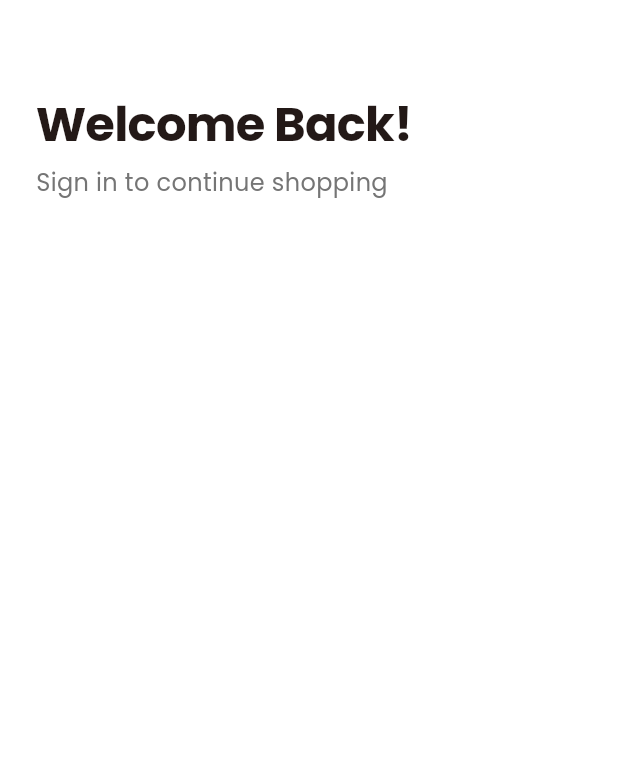
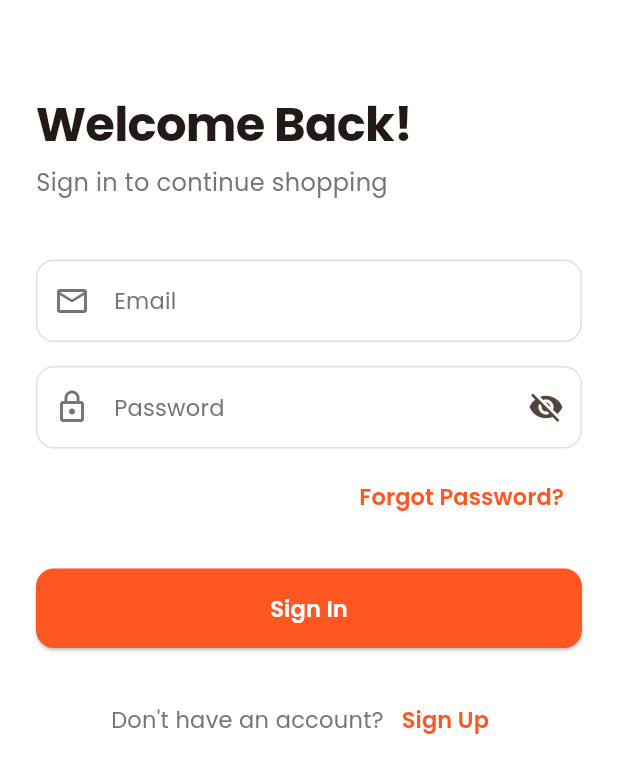
Before and after one commit to Shadrach01/ecommerce_app, a Flutter app: the SigninScreen screen opened directly, on a phone screen of 412 x 824 dp. Shown: the top 773 px of the screen. Run offline on Flutter 3.47's test engine with Material 3 defaults, Android fonts, the phone set to English and light mode, and no system bars; our stand-ins replace get, get_storage, google_fonts; accounts and stored records are empty.

Commit message:
Done with sign in screen

```diff
--- a/lib/view/onboarding_screen.dart
+++ b/lib/view/onboarding_screen.dart
@@ -44,7 +44,7 @@ class _OnboardingScreenState
     final AuthController authController =
         Get.find<AuthController>();
     authController.setFirstTimeDone();
-    Get.off(() => const SigninScreen());
+    Get.off(() => SigninScreen());
   }
 
   @override
--- /dev/null
+++ b/lib/view/sign_up_screen.dart
@@ -0,0 +1,10 @@
+import 'package:flutter/material.dart';
+
+class SignUpScreen extends StatelessWidget {
+  const SignUpScreen({super.key});
+
+  @override
+  Widget build(BuildContext context) {
+    return const Placeholder();
+  }
+}
--- a/lib/view/signin_screen.dart
+++ b/lib/view/signin_screen.dart
@@ -1,8 +1,18 @@
+import 'package:ecommerce_app/controllers/auth_controller.dart';
 import 'package:ecommerce_app/utils/app_textstyles.dart';
+import 'package:ecommerce_app/view/main_screen.dart';
+import 'package:ecommerce_app/view/sign_up_screen.dart';
+import 'package:ecommerce_app/view/widgets/custom_textfield.dart';
 import 'package:flutter/material.dart';
+import 'package:get/get.dart';
 
 class SigninScreen extends StatelessWidget {
-  const SigninScreen({super.key});
+  SigninScreen({super.key});
+
+  final TextEditingController _emailController =
+      TextEditingController();
+  final TextEditingController _passwordController =
+      TextEditingController();
 
   @override
   Widget build(BuildContext context) {
@@ -41,10 +51,128 @@ class SigninScreen extends StatelessWidget {
               const SizedBox(height: 40),
 
               // email textfield
+              CustomTextfield(
+                label: 'Email',
+                prefixicon: Icons.email_outlined,
+                keyboardType: TextInputType.emailAddress,
+                controller: _emailController,
+                validator: (value) {
+                  if (value == null || value.isEmpty) {
+                    return 'Please enter your email';
+                  }
+
+                  if (!GetUtils.isEmail(value)) {
+                    return 'Please enter a valid email';
+                  }
+                  return null;
+                },
+              ),
+
+              const SizedBox(height: 16),
+
+              // password textfield
+              CustomTextfield(
+                label: 'Password',
+                prefixicon: Icons.lock_outline,
+                keyboardType: TextInputType.visiblePassword,
+                isPassword: true,
+                controller: _passwordController,
+                validator: (value) {
+                  if (value == null || value.isEmpty) {
+                    return 'Please enter your password';
+                  }
+
+                  return null;
+                },
+              ),
+
+              const SizedBox(height: 8),
+
+              // forgot password textbuton
+              Align(
+                alignment: Alignment.centerRight,
+                child: TextButton(
+                  onPressed: () {},
+                  child: Text(
+                    'Forgot Password?',
+                    style: AppTextStyles.withColor(
+                      AppTextStyles.buttonMedium,
+                      Theme.of(context).primaryColor,
+                    ),
+                  ),
+                ),
+              ),
+
+              const SizedBox(height: 24),
+
+              // sign in button
+              SizedBox(
+                width: double.infinity,
+                child: ElevatedButton(
+                  onPressed: _handleSignIn,
+                  style: ElevatedButton.styleFrom(
+                    backgroundColor: Theme.of(
+                      context,
+                    ).primaryColor,
+                    padding: const EdgeInsets.symmetric(
+                      vertical: 16,
+                    ),
+                    shape: RoundedRectangleBorder(
+                      borderRadius: BorderRadius.circular(
+                        12,
+                      ),
+                    ),
+                  ),
+                  child: Text(
+                    'Sign In',
+                    style: AppTextStyles.withColor(
+                      AppTextStyles.buttonMedium,
+                      Colors.white,
+                    ),
+                  ),
+                ),
+              ),
+
+              const SizedBox(height: 24),
+
+              // sign up button
+              Row(
+                mainAxisAlignment: MainAxisAlignment.center,
+                children: [
+                  Text(
+                    "Don't have an account?",
+                    style: AppTextStyles.withColor(
+                      AppTextStyles.bodyMedium,
+                      isDark
+                          ? Colors.grey[400]!
+                          : Colors.grey[600]!,
+                    ),
+                  ),
+                  TextButton(
+                    onPressed: () =>
+                        Get.to(() => const SignUpScreen()),
+                    child: Text(
+                      'Sign Up',
+                      style: AppTextStyles.withColor(
+                        AppTextStyles.buttonMedium,
+                        Theme.of(context).primaryColor,
+                      ),
+                    ),
+                  ),
+                ],
+              ),
             ],
           ),
         ),
       ),
     );
   }
+
+  // sing in button onpressed
+  void _handleSignIn() {
+    final AuthController authController =
+        Get.find<AuthController>();
+    authController.login();
+    Get.offAll(() => const MainScreen());
+  }
 }
--- /dev/null
+++ b/lib/view/widgets/custom_textfield.dart
@@ -0,0 +1,116 @@
+import 'package:ecommerce_app/utils/app_textstyles.dart';
+import 'package:flutter/material.dart';
+
+class CustomTextfield extends StatefulWidget {
+  final String label;
+  final IconData prefixicon;
+  final TextInputType keyboardType;
+  final bool isPassword;
+  final TextEditingController? controller;
+  final String? Function(String?)? validator;
+  final void Function(String)? onChanged;
+
+  const CustomTextfield({
+    super.key,
+    required this.label,
+    required this.prefixicon,
+    this.keyboardType = TextInputType.text,
+    this.isPassword = false,
+    this.controller,
+    this.validator,
+    this.onChanged,
+  });
+
+  @override
+  State<CustomTextfield> createState() =>
+      _CustomTextfieldState();
+}
+
+class _CustomTextfieldState extends State<CustomTextfield> {
+  bool _obscureText = true;
+
+  @override
+  Widget build(BuildContext context) {
+    final isDark =
+        Theme.of(context).brightness == Brightness.dark;
+
+    return TextFormField(
+      controller: widget.controller,
+      obscureText: widget.isPassword && _obscureText,
+      keyboardType: widget.keyboardType,
+      validator: widget.validator,
+      onChanged: widget.onChanged,
+      style: AppTextStyles.withColor(
+        AppTextStyles.bodyMedium,
+        Theme.of(context).textTheme.bodyLarge!.color!,
+      ),
+      decoration: InputDecoration(
+        labelText: widget.label,
+        labelStyle: AppTextStyles.withColor(
+          AppTextStyles.bodyMedium,
+          isDark ? Colors.grey[400]! : Colors.grey[600]!,
+        ),
+
+        prefixIcon: Icon(
+          widget.prefixicon,
+          color: isDark
+              ? Colors.grey[400]
+              : Colors.grey[600],
+        ),
+        suffixIcon: widget.isPassword
+            ? IconButton(
+                onPressed: () {
+                  setState(() {
+                    _obscureText = !_obscureText;
+                  });
+                },
+                icon: Icon(
+                  _obscureText
+                      ? Icons.visibility_off
+                      : Icons.visibility,
+                ),
+              )
+            : null,
+
+        border: OutlineInputBorder(
+          borderRadius: BorderRadius.circular(12),
+          borderSide: BorderSide(
+            color: isDark
+                ? Colors.grey[700]!
+                : Colors.grey[300]!,
+          ),
+        ),
+
+        enabledBorder: OutlineInputBorder(
+          borderRadius: BorderRadius.circular(12),
+          borderSide: BorderSide(
+            color: isDark
+                ? Colors.grey[700]!
+                : Colors.grey[300]!,
+          ),
+        ),
+
+        focusedBorder: OutlineInputBorder(
+          borderRadius: BorderRadius.circular(12),
+          borderSide: BorderSide(
+            color: Theme.of(context).primaryColor,
+          ),
+        ),
+
+        errorBorder: OutlineInputBorder(
+          borderRadius: BorderRadius.circular(12),
+          borderSide: BorderSide(
+            color: Theme.of(context).colorScheme.error,
+          ),
+        ),
+
+        focusedErrorBorder: OutlineInputBorder(
+          borderRadius: BorderRadius.circular(12),
+          borderSide: BorderSide(
+            color: Theme.of(context).colorScheme.error,
+          ),
+        ),
+      ),
+    );
+  }
+}
```
